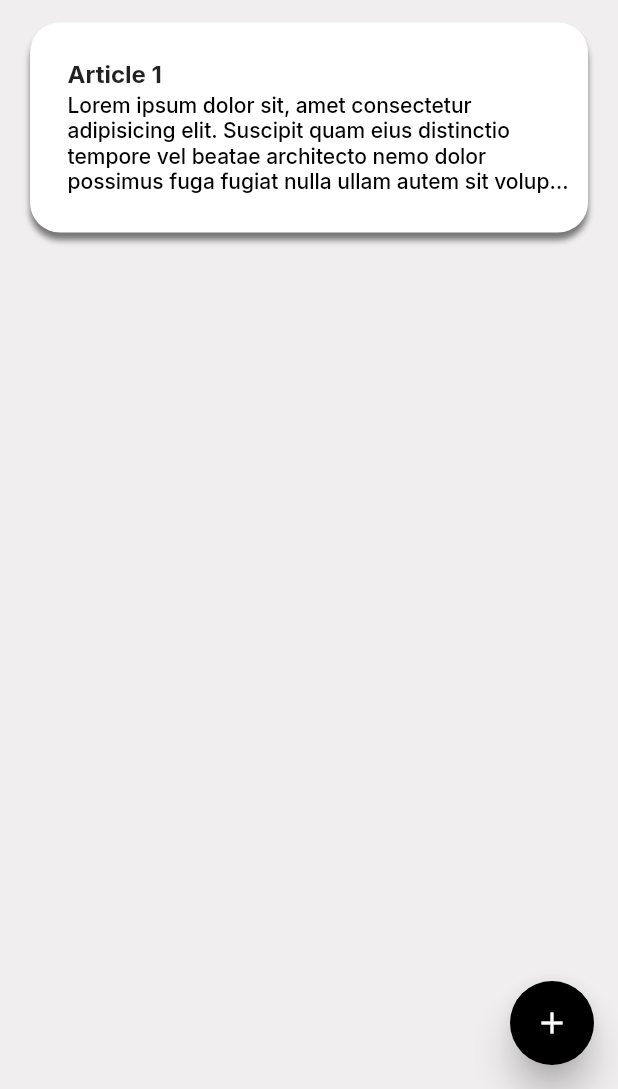
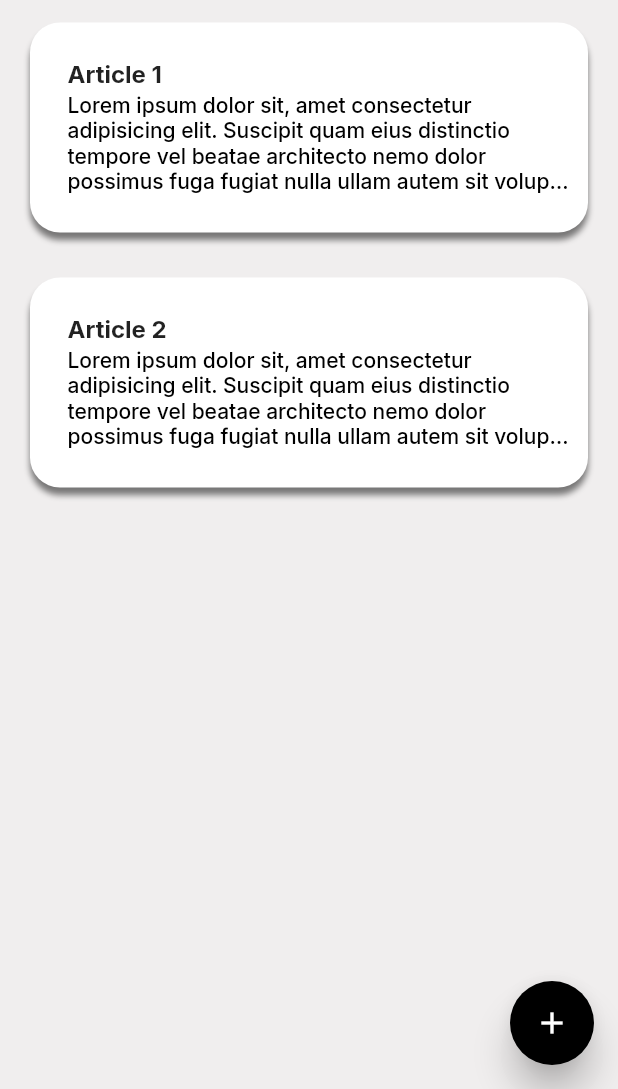
Before and after one commit to PapiHack/galsen-dev-wec-demo, a Flutter app: the screen it shows after launch, on a phone screen of 412 x 824 dp, the part 147-1236 px from its top. Run offline on Flutter 3.47's test engine with Material 2 defaults, Android fonts, the phone set to English and light mode, and no system bars; our stand-ins replace dio, flutter_dotenv, flutter_svg, google_fonts, sizer.

Commit message:
Add ArticleModel param in needed widget (#8)
* Add parameter in needed widgets

* Reorganize imports + Parse created date for french display

```diff
--- a/simple_blog_app/lib/config/app_router.dart
+++ b/simple_blog_app/lib/config/app_router.dart
@@ -1,4 +1,5 @@
 import 'package:flutter/material.dart';
+import 'package:simple_blog_app/data/data.dart';
 import 'package:simple_blog_app/presentation/presentation.dart';
 
 class AppRouter {
@@ -15,7 +16,9 @@ class AppRouter {
         );
       case '/articles/details':
         return MaterialPageRoute(
-          builder: (_) => const ArticleDetailScreen(),
+          builder: (_) => ArticleDetailScreen(
+            articleModel: (settings.arguments as Map)['article'] as ArticleModel,
+          ),
         );
       default:
         return _errorRoute();
--- a/simple_blog_app/lib/presentation/views/list_articles_screen.dart
+++ b/simple_blog_app/lib/presentation/views/list_articles_screen.dart
@@ -1,4 +1,5 @@
 import 'package:flutter/material.dart';
+import 'package:simple_blog_app/data/data.dart';
 import 'package:simple_blog_app/presentation/presentation.dart';
 
 class ListArticlesScreen extends StatelessWidget {
@@ -6,6 +7,27 @@ class ListArticlesScreen extends StatelessWidget {
 
   @override
   Widget build(BuildContext context) {
+    // TODO: Get articles from API
+    List<ArticleModel> articles = [
+      ArticleModel(
+        id: 1,
+        title: 'Article 1',
+        content:
+            'Lorem ipsum dolor sit, amet consectetur adipisicing elit. Suscipit quam eius distinctio tempore vel beatae architecto nemo dolor possimus fuga fugiat nulla ullam autem sit voluptatum error dolores hic placeat, facere velit nam! Officiis porro maiores ex fugit veritatis ipsa!',
+        author: 'John Doe',
+        createdAt: DateTime.now(),
+        updatedAt: DateTime.now(),
+      ),
+      ArticleModel(
+        id: 2,
+        title: 'Article 2',
+        content:
+            'Lorem ipsum dolor sit, amet consectetur adipisicing elit. Suscipit quam eius distinctio tempore vel beatae architecto nemo dolor possimus fuga fugiat nulla ullam autem sit voluptatum error dolores hic placeat, facere velit nam! Officiis porro maiores ex fugit veritatis ipsa!',
+        author: 'Jane Doe',
+        createdAt: DateTime.now(),
+        updatedAt: DateTime.now(),
+      ),
+    ];
     return Scaffold(
       floatingActionButton: CustomFloatingButton(
         onPressed: () => Navigator.pushNamed(
@@ -32,7 +54,11 @@ class ListArticlesScreen extends StatelessWidget {
                 // ),
                 child: Column(
                   children: [
-                    ListArticleItemWidget(),
+                    ...articles.map(
+                      (article) => ListArticleItemWidget(
+                        articleModel: article,
+                      ),
+                    ),
                   ],
                 ),
               ),
--- a/simple_blog_app/lib/presentation/widgets/articles/article_form_creation_widget.dart
+++ b/simple_blog_app/lib/presentation/widgets/articles/article_form_creation_widget.dart
@@ -19,7 +19,7 @@ class _ArticleFormCreationWidgetState extends State<ArticleFormCreationWidget> {
   void _submitArticleCreationForm() async {
     Notyf.show(
       context,
-      message: 'Article ajouté avec succès!',
+      message: 'Article ajouté avec succés!',
       type: 'success',
     );
   }
--- a/simple_blog_app/lib/presentation/widgets/articles/list_article_item_widget.dart
+++ b/simple_blog_app/lib/presentation/widgets/articles/list_article_item_widget.dart
@@ -1,8 +1,13 @@
 import 'package:flutter/material.dart';
 import 'package:google_fonts/google_fonts.dart';
+import 'package:simple_blog_app/data/data.dart';
 
 class ListArticleItemWidget extends StatelessWidget {
-  const ListArticleItemWidget({Key? key}) : super(key: key);
+  final ArticleModel articleModel;
+  const ListArticleItemWidget({
+    Key? key,
+    required this.articleModel,
+  }) : super(key: key);
 
   @override
   Widget build(BuildContext context) {
@@ -10,7 +15,9 @@ class ListArticleItemWidget extends StatelessWidget {
       onTap: () => Navigator.pushNamed(
         context,
         '/articles/details',
-        // TODO: Pass the id/article_object as argument !
+        arguments: {
+          'article': articleModel,
+        },
       ),
       child: Container(
         margin: EdgeInsets.symmetric(
@@ -42,7 +49,7 @@ class ListArticleItemWidget extends StatelessWidget {
                 top: 24,
               ),
               child: Text(
-                'Article 1',
+                articleModel.title,
                 style: GoogleFonts.inter(
                   fontSize: 16,
                   fontWeight: FontWeight.w700,
@@ -57,9 +64,8 @@ class ListArticleItemWidget extends StatelessWidget {
                 top: 3,
                 bottom: 26,
               ),
-              // TODO: For design integration purpose, to be removed !
               child: Text(
-                'Lorem ipsum dolor sit, amet consectetur adipisicing elit. Suscipit quam eius distinctio tempore vel beatae architecto nemo dolor possimus fuga fugiat nulla ullam autem sit voluptatum error dolores hic placeat, facere velit nam! Officiis porro maiores ex fugit veritatis ipsa!',
+                articleModel.content,
                 maxLines: 4,
                 overflow: TextOverflow.ellipsis,
                 style: GoogleFonts.inter(
```
Also changed, not shown: simple_blog_app/lib/presentation/views/article_detail_screen.dart (+10 -4 lines), simple_blog_app/lib/presentation/widgets/articles/list_article_item_detail_widget.dart (+28 -8 lines).
